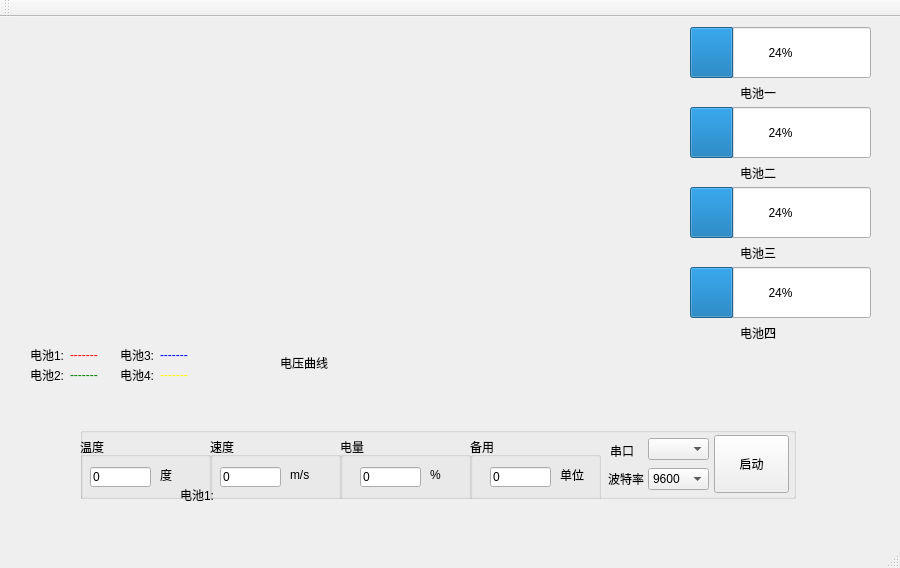
Old version of the form QT/mainwindow.ui in the repository hvweihong/car_info_show.
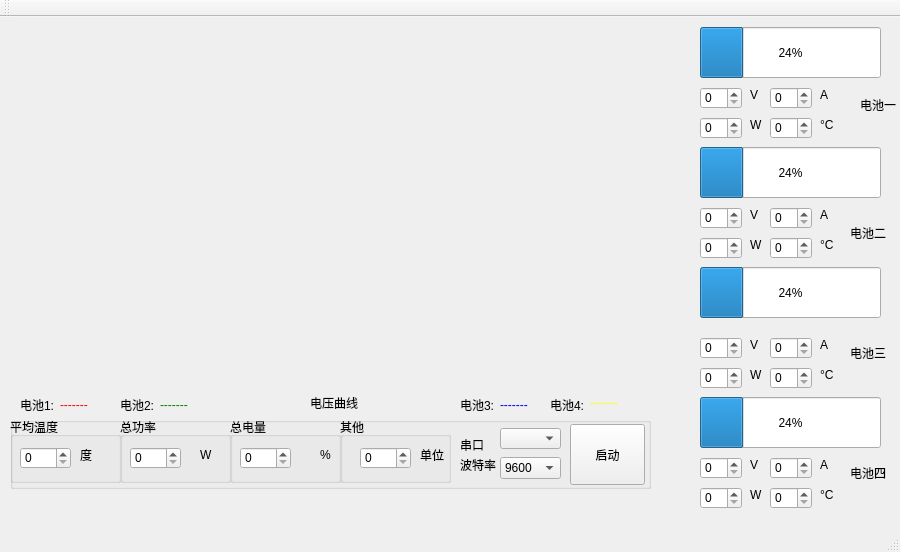
New version of the form.

What changed in the file:
```diff
--- a/QT/mainwindow.ui
+++ b/QT/mainwindow.ui
@@ -7,7 +7,7 @@
     <x>0</x>
     <y>0</y>
     <width>900</width>
-    <height>568</height>
+    <height>552</height>
    </rect>
   </property>
   <property name="windowTitle">
@@ -23,9 +23,9 @@
    <widget class="QGroupBox" name="groupBox_all">
     <property name="geometry">
      <rect>
-      <x>80</x>
-      <y>410</y>
-      <width>716</width>
+      <x>10</x>
+      <y>400</y>
+      <width>641</width>
       <height>72</height>
      </rect>
     </property>
@@ -35,8 +35,8 @@
     <widget class="QLabel" name="label">
      <property name="geometry">
       <rect>
-       <x>530</x>
-       <y>16</y>
+       <x>450</x>
+       <y>20</y>
        <width>31</width>
        <height>16</height>
       </rect>
@@ -48,10 +48,10 @@
     <widget class="QPushButton" name="pushButton_switch">
      <property name="geometry">
       <rect>
-       <x>634</x>
-       <y>8</y>
+       <x>560</x>
+       <y>7</y>
        <width>75</width>
-       <height>58</height>
+       <height>61</height>
       </rect>
      </property>
      <property name="text">
@@ -61,10 +61,10 @@
     <widget class="QComboBox" name="comboBox_com">
      <property name="geometry">
       <rect>
-       <x>568</x>
+       <x>490</x>
        <y>11</y>
        <width>61</width>
-       <height>22</height>
+       <height>21</height>
       </rect>
      </property>
      <property name="mouseTracking">
@@ -85,8 +85,8 @@
     <widget class="QComboBox" name="comboBox_baudreate">
      <property name="geometry">
       <rect>
-       <x>568</x>
-       <y>41</y>
+       <x>490</x>
+       <y>40</y>
        <width>61</width>
        <height>22</height>
       </rect>
@@ -120,8 +120,8 @@
     <widget class="QLabel" name="label_3">
      <property name="geometry">
       <rect>
-       <x>528</x>
-       <y>44</y>
+       <x>450</x>
+       <y>40</y>
        <width>41</width>
        <height>16</height>
       </rect>
@@ -133,9 +133,9 @@
     <widget class="QGroupBox" name="groupBox_ch4">
      <property name="geometry">
       <rect>
-       <x>390</x>
-       <y>10</y>
-       <width>131</width>
+       <x>330</x>
+       <y>0</y>
+       <width>111</width>
        <height>66</height>
       </rect>
      </property>
@@ -146,12 +146,12 @@
       </sizepolicy>
      </property>
      <property name="title">
-      <string>备用</string>
+      <string>其他</string>
      </property>
      <widget class="QLabel" name="label_11">
       <property name="geometry">
        <rect>
-        <x>90</x>
+        <x>80</x>
         <y>30</y>
         <width>31</width>
         <height>16</height>
@@ -161,26 +161,26 @@
        <string>单位</string>
       </property>
      </widget>
-     <widget class="QLineEdit" name="lineEdit_ch4_title">
+     <widget class="QSpinBox" name="other_box">
       <property name="geometry">
        <rect>
         <x>20</x>
         <y>30</y>
-        <width>61</width>
-        <height>20</height>
+        <width>51</width>
+        <height>22</height>
        </rect>
       </property>
-      <property name="text">
-       <string>0</string>
+      <property name="maximum">
+       <number>9999</number>
       </property>
      </widget>
     </widget>
     <widget class="QGroupBox" name="groupBox_ch3">
      <property name="geometry">
       <rect>
-       <x>260</x>
-       <y>10</y>
-       <width>131</width>
+       <x>220</x>
+       <y>0</y>
+       <width>111</width>
        <height>66</height>
       </rect>
      </property>
@@ -191,7 +191,7 @@
       </sizepolicy>
      </property>
      <property name="title">
-      <string>电量</string>
+      <string>总电量</string>
      </property>
      <widget class="QLabel" name="label_9">
       <property name="geometry">
@@ -206,26 +206,26 @@
        <string>%</string>
       </property>
      </widget>
-     <widget class="QLineEdit" name="lineEdit_ch3_title">
+     <widget class="QSpinBox" name="voltage_box">
       <property name="geometry">
        <rect>
-        <x>20</x>
+        <x>10</x>
         <y>30</y>
-        <width>61</width>
-        <height>20</height>
+        <width>51</width>
+        <height>22</height>
        </rect>
       </property>
-      <property name="text">
-       <string>0</string>
+      <property name="maximum">
+       <number>9999</number>
       </property>
      </widget>
     </widget>
     <widget class="QGroupBox" name="groupBox_ch2">
      <property name="geometry">
       <rect>
-       <x>130</x>
-       <y>10</y>
-       <width>131</width>
+       <x>110</x>
+       <y>0</y>
+       <width>111</width>
        <height>66</height>
       </rect>
      </property>
@@ -236,7 +236,7 @@
       </sizepolicy>
      </property>
      <property name="title">
-      <string>速度</string>
+      <string>总功率</string>
      </property>
      <widget class="QLabel" name="label_7">
       <property name="geometry">
@@ -248,20 +248,20 @@
        </rect>
       </property>
       <property name="text">
-       <string>m/s</string>
+       <string>W</string>
       </property>
      </widget>
-     <widget class="QLineEdit" name="lineEdit_ch2_title">
+     <widget class="QSpinBox" name="power_box">
       <property name="geometry">
        <rect>
         <x>10</x>
         <y>30</y>
-        <width>61</width>
-        <height>20</height>
+        <width>51</width>
+        <height>22</height>
        </rect>
       </property>
-      <property name="text">
-       <string>0</string>
+      <property name="maximum">
+       <number>9999</number>
       </property>
      </widget>
     </widget>
@@ -269,8 +269,8 @@
      <property name="geometry">
       <rect>
        <x>0</x>
-       <y>10</y>
-       <width>131</width>
+       <y>0</y>
+       <width>111</width>
        <height>66</height>
       </rect>
      </property>
@@ -281,12 +281,12 @@
       </sizepolicy>
      </property>
      <property name="title">
-      <string>温度</string>
+      <string>平均温度</string>
      </property>
      <widget class="QLabel" name="label_1">
       <property name="geometry">
        <rect>
-        <x>80</x>
+        <x>70</x>
         <y>30</y>
         <width>31</width>
         <height>16</height>
@@ -296,17 +296,17 @@
        <string>度</string>
       </property>
      </widget>
-     <widget class="QLineEdit" name="lineEdit_ch1_title">
+     <widget class="QSpinBox" name="tem_box">
       <property name="geometry">
        <rect>
         <x>10</x>
         <y>30</y>
-        <width>61</width>
-        <height>20</height>
+        <width>51</width>
+        <height>22</height>
        </rect>
       </property>
-      <property name="text">
-       <string>0</string>
+      <property name="maximum">
+       <number>9999</number>
       </property>
      </widget>
     </widget>
@@ -314,8 +314,8 @@
    <widget class="QLabel" name="label_2">
     <property name="geometry">
      <rect>
-      <x>280</x>
-      <y>340</y>
+      <x>310</x>
+      <y>380</y>
       <width>54</width>
       <height>12</height>
      </rect>
@@ -327,7 +327,7 @@
    <widget class="QProgressBar" name="battleBar_1">
     <property name="geometry">
      <rect>
-      <x>690</x>
+      <x>700</x>
       <y>10</y>
       <width>181</width>
       <height>51</height>
@@ -340,8 +340,8 @@
    <widget class="QProgressBar" name="battleBar_2">
     <property name="geometry">
      <rect>
-      <x>690</x>
-      <y>90</y>
+      <x>700</x>
+      <y>130</y>
       <width>181</width>
       <height>51</height>
      </rect>
@@ -353,20 +353,7 @@
    <widget class="QProgressBar" name="battleBar_3">
     <property name="geometry">
      <rect>
-      <x>690</x>
-      <y>170</y>
-      <width>181</width>
-      <height>51</height>
-     </rect>
-    </property>
-    <property name="value">
-     <number>24</number>
-    </property>
-   </widget>
-   <widget class="QProgressBar" name="battleBar_4">
-    <property name="geometry">
-     <rect>
-      <x>690</x>
+      <x>700</x>
       <y>250</y>
       <width>181</width>
       <height>51</height>
@@ -376,13 +363,26 @@
      <number>24</number>
     </property>
    </widget>
+   <widget class="QProgressBar" name="battleBar_4">
+    <property name="geometry">
+     <rect>
+      <x>700</x>
+      <y>380</y>
+      <width>181</width>
+      <height>51</height>
+     </rect>
+    </property>
+    <property name="value">
+     <number>24</number>
+    </property>
+   </widget>
    <widget class="QLabel" name="label_4">
     <property name="geometry">
      <rect>
-      <x>740</x>
-      <y>70</y>
-      <width>54</width>
-      <height>12</height>
+      <x>860</x>
+      <y>80</y>
+      <width>41</width>
+      <height>16</height>
      </rect>
     </property>
     <property name="text">
@@ -392,8 +392,8 @@
    <widget class="QLabel" name="label_5">
     <property name="geometry">
      <rect>
-      <x>740</x>
-      <y>150</y>
+      <x>850</x>
+      <y>210</y>
       <width>54</width>
       <height>12</height>
      </rect>
@@ -405,8 +405,8 @@
    <widget class="QLabel" name="label_6">
     <property name="geometry">
      <rect>
-      <x>740</x>
-      <y>230</y>
+      <x>850</x>
+      <y>330</y>
       <width>54</width>
       <height>12</height>
      </rect>
@@ -418,8 +418,8 @@
    <widget class="QLabel" name="label_8">
     <property name="geometry">
      <rect>
-      <x>740</x>
-      <y>310</y>
+      <x>850</x>
+      <y>450</y>
       <width>54</width>
       <height>12</height>
      </rect>
@@ -431,8 +431,8 @@
    <widget class="QLabel" name="label_10">
     <property name="geometry">
      <rect>
-      <x>30</x>
-      <y>330</y>
+      <x>20</x>
+      <y>380</y>
       <width>41</width>
       <height>16</height>
      </rect>
@@ -447,8 +447,8 @@
    <widget class="QLabel" name="label_12">
     <property name="geometry">
      <rect>
-      <x>70</x>
-      <y>330</y>
+      <x>60</x>
+      <y>380</y>
       <width>41</width>
       <height>16</height>
      </rect>
@@ -463,8 +463,8 @@
    <widget class="QLabel" name="label_13">
     <property name="geometry">
      <rect>
-      <x>70</x>
-      <y>350</y>
+      <x>160</x>
+      <y>380</y>
       <width>41</width>
       <height>16</height>
      </rect>
@@ -479,8 +479,8 @@
    <widget class="QLabel" name="label_14">
     <property name="geometry">
      <rect>
-      <x>30</x>
-      <y>350</y>
+      <x>120</x>
+      <y>380</y>
       <width>41</width>
       <height>16</height>
      </rect>
@@ -495,8 +495,8 @@
    <widget class="QLabel" name="label_15">
     <property name="geometry">
      <rect>
-      <x>160</x>
-      <y>330</y>
+      <x>500</x>
+      <y>380</y>
       <width>41</width>
       <height>16</height>
      </rect>
@@ -511,8 +511,8 @@
    <widget class="QLabel" name="label_16">
     <property name="geometry">
      <rect>
-      <x>120</x>
-      <y>330</y>
+      <x>460</x>
+      <y>380</y>
       <width>41</width>
       <height>16</height>
      </rect>
@@ -524,29 +524,13 @@
      <string>电池3:</string>
     </property>
    </widget>
-   <widget class="QLabel" name="label_18">
-    <property name="geometry">
-     <rect>
-      <x>180</x>
-      <y>470</y>
-      <width>41</width>
-      <height>16</height>
-     </rect>
-    </property>
-    <property name="styleSheet">
-     <string notr="true"/>
-    </property>
-    <property name="text">
-     <string>电池1:</string>
-    </property>
-   </widget>
    <widget class="QLabel" name="label_19">
     <property name="geometry">
      <rect>
-      <x>160</x>
-      <y>350</y>
+      <x>590</x>
+      <y>376</y>
       <width>41</width>
-      <height>16</height>
+      <height>20</height>
      </rect>
     </property>
     <property name="styleSheet">
@@ -559,8 +543,8 @@
    <widget class="QLabel" name="label_20">
     <property name="geometry">
      <rect>
-      <x>120</x>
-      <y>350</y>
+      <x>550</x>
+      <y>380</y>
       <width>41</width>
       <height>16</height>
      </rect>
@@ -572,6 +556,422 @@
      <string>电池4:</string>
     </property>
    </widget>
+   <widget class="QLabel" name="label_17">
+    <property name="geometry">
+     <rect>
+      <x>750</x>
+      <y>70</y>
+      <width>16</width>
+      <height>16</height>
+     </rect>
+    </property>
+    <property name="text">
+     <string>V</string>
+    </property>
+   </widget>
+   <widget class="QLabel" name="label_18">
+    <property name="geometry">
+     <rect>
+      <x>820</x>
+      <y>70</y>
+      <width>16</width>
+      <height>16</height>
+     </rect>
+    </property>
+    <property name="text">
+     <string>A</string>
+    </property>
+   </widget>
+   <widget class="QLabel" name="label_21">
+    <property name="geometry">
+     <rect>
+      <x>750</x>
+      <y>100</y>
+      <width>16</width>
+      <height>16</height>
+     </rect>
+    </property>
+    <property name="text">
+     <string>W</string>
+    </property>
+   </widget>
+   <widget class="QLabel" name="label_22">
+    <property name="geometry">
+     <rect>
+      <x>820</x>
+      <y>100</y>
+      <width>21</width>
+      <height>16</height>
+     </rect>
+    </property>
+    <property name="text">
+     <string>°C</string>
+    </property>
+   </widget>
+   <widget class="QSpinBox" name="bta_1_V">
+    <property name="geometry">
+     <rect>
+      <x>700</x>
+      <y>70</y>
+      <width>42</width>
+      <height>22</height>
+     </rect>
+    </property>
+    <property name="maximum">
+     <number>999</number>
+    </property>
+   </widget>
+   <widget class="QSpinBox" name="bta_1_A">
+    <property name="geometry">
+     <rect>
+      <x>770</x>
+      <y>70</y>
+      <width>42</width>
+      <height>22</height>
+     </rect>
+    </property>
+    <property name="maximum">
+     <number>999</number>
+    </property>
+   </widget>
+   <widget class="QSpinBox" name="bta_1_W">
+    <property name="geometry">
+     <rect>
+      <x>700</x>
+      <y>100</y>
+      <width>42</width>
+      <height>22</height>
+     </rect>
+    </property>
+    <property name="maximum">
+     <number>999</number>
+    </property>
+   </widget>
+   <widget class="QSpinBox" name="bta_1_C">
+    <property name="geometry">
+     <rect>
+      <x>770</x>
+      <y>100</y>
+      <width>42</width>
+      <height>22</height>
+     </rect>
+    </property>
+    <property name="maximum">
+     <number>999</number>
+    </property>
+   </widget>
+   <widget class="QLabel" name="label_23">
+    <property name="geometry">
+     <rect>
+      <x>820</x>
+      <y>220</y>
+      <width>21</width>
+      <height>16</height>
+     </rect>
+    </property>
+    <property name="text">
+     <string>°C</string>
+    </property>
+   </widget>
+   <widget class="QSpinBox" name="bta_2_V">
+    <property name="geometry">
+     <rect>
+      <x>700</x>
+      <y>190</y>
+      <width>42</width>
+      <height>22</height>
+     </rect>
+    </property>
+    <property name="maximum">
+     <number>999</number>
+    </property>
+   </widget>
+   <widget class="QLabel" name="label_24">
+    <property name="geometry">
+     <rect>
+      <x>750</x>
+      <y>190</y>
+      <width>16</width>
+      <height>16</height>
+     </rect>
+    </property>
+    <property name="text">
+     <string>V</string>
+    </property>
+   </widget>
+   <widget class="QSpinBox" name="bta_2_W">
+    <property name="geometry">
+     <rect>
+      <x>700</x>
+      <y>220</y>
+      <width>42</width>
+      <height>22</height>
+     </rect>
+    </property>
+    <property name="maximum">
+     <number>999</number>
+    </property>
+   </widget>
+   <widget class="QLabel" name="label_25">
+    <property name="geometry">
+     <rect>
+      <x>750</x>
+      <y>220</y>
+      <width>16</width>
+      <height>16</height>
+     </rect>
+    </property>
+    <property name="text">
+     <string>W</string>
+    </property>
+   </widget>
+   <widget class="QLabel" name="label_26">
+    <property name="geometry">
+     <rect>
+      <x>820</x>
+      <y>190</y>
+      <width>16</width>
+      <height>16</height>
+     </rect>
+    </property>
+    <property name="text">
+     <string>A</string>
+    </property>
+   </widget>
+   <widget class="QSpinBox" name="bta_2_A">
+    <property name="geometry">
+     <rect>
+      <x>770</x>
+      <y>190</y>
+      <width>42</width>
+      <height>22</height>
+     </rect>
+    </property>
+    <property name="maximum">
+     <number>999</number>
+    </property>
+   </widget>
+   <widget class="QSpinBox" name="bta_2_C">
+    <property name="geometry">
+     <rect>
+      <x>770</x>
+      <y>220</y>
+      <width>42</width>
+      <height>22</height>
+     </rect>
+    </property>
+    <property name="maximum">
+     <number>999</number>
+    </property>
+   </widget>
+   <widget class="QLabel" name="label_27">
+    <property name="geometry">
+     <rect>
+      <x>820</x>
+      <y>350</y>
+      <width>21</width>
+      <height>16</height>
+     </rect>
+    </property>
+    <property name="text">
+     <string>°C</string>
+    </property>
+   </widget>
+   <widget class="QSpinBox" name="bta_3_V">
+    <property name="geometry">
+     <rect>
+      <x>700</x>
+      <y>320</y>
+      <width>42</width>
+      <height>22</height>
+     </rect>
+    </property>
+    <property name="maximum">
+     <number>999</number>
+    </property>
+   </widget>
+   <widget class="QLabel" name="label_28">
+    <property name="geometry">
+     <rect>
+      <x>750</x>
+      <y>320</y>
+      <width>16</width>
+      <height>16</height>
+     </rect>
+    </property>
+    <property name="text">
+     <string>V</string>
+    </property>
+   </widget>
+   <widget class="QSpinBox" name="bta_3_W">
+    <property name="geometry">
+     <rect>
+      <x>700</x>
+      <y>350</y>
+      <width>42</width>
+      <height>22</height>
+     </rect>
+    </property>
+    <property name="maximum">
+     <number>999</number>
+    </property>
+   </widget>
+   <widget class="QLabel" name="label_29">
+    <property name="geometry">
+     <rect>
+      <x>750</x>
+      <y>350</y>
+      <width>16</width>
+      <height>16</height>
+     </rect>
+    </property>
+    <property name="text">
+     <string>W</string>
+    </property>
+   </widget>
+   <widget class="QLabel" name="label_30">
+    <property name="geometry">
+     <rect>
+      <x>820</x>
+      <y>320</y>
+      <width>16</width>
+      <height>16</height>
+     </rect>
+    </property>
+    <property name="text">
+     <string>A</string>
+    </property>
+   </widget>
+   <widget class="QSpinBox" name="bta_3_A">
+    <property name="geometry">
+     <rect>
+      <x>770</x>
+      <y>320</y>
+      <width>42</width>
+      <height>22</height>
+     </rect>
+    </property>
+    <property name="maximum">
+     <number>999</number>
+    </property>
+   </widget>
+   <widget class="QSpinBox" name="bta_3_C">
+    <property name="geometry">
+     <rect>
+      <x>770</x>
+      <y>350</y>
+      <width>42</width>
+      <height>22</height>
+     </rect>
+    </property>
+    <property name="maximum">
+     <number>999</number>
+    </property>
+   </widget>
+   <widget class="QLabel" name="label_31">
+    <property name="geometry">
+     <rect>
+      <x>820</x>
+      <y>470</y>
+      <width>21</width>
+      <height>16</height>
+     </rect>
+    </property>
+    <property name="text">
+     <string>°C</string>
+    </property>
+   </widget>
+   <widget class="QSpinBox" name="bta_4_V">
+    <property name="geometry">
+     <rect>
+      <x>700</x>
+      <y>440</y>
+      <width>42</width>
+      <height>22</height>
+     </rect>
+    </property>
+    <property name="maximum">
+     <number>999</number>
+    </property>
+   </widget>
+   <widget class="QLabel" name="label_32">
+    <property name="geometry">
+     <rect>
+      <x>750</x>
+      <y>440</y>
+      <width>16</width>
+      <height>16</height>
+     </rect>
+    </property>
+    <property name="text">
+     <string>V</string>
+    </property>
+   </widget>
+   <widget class="QSpinBox" name="bta_4_W">
+    <property name="geometry">
+     <rect>
+      <x>700</x>
+      <y>470</y>
+      <width>42</width>
+      <height>22</height>
+     </rect>
+    </property>
+    <property name="maximum">
+     <number>999</number>
+    </property>
+   </widget>
+   <widget class="QLabel" name="label_33">
+    <property name="geometry">
+     <rect>
+      <x>750</x>
+      <y>470</y>
+      <width>16</width>
+      <height>16</height>
+     </rect>
+    </property>
+    <property name="text">
+     <string>W</string>
+    </property>
+   </widget>
+   <widget class="QLabel" name="label_34">
+    <property name="geometry">
+     <rect>
+      <x>820</x>
+      <y>440</y>
+      <width>16</width>
+      <height>16</height>
+     </rect>
+    </property>
+    <property name="text">
+     <string>A</string>
+    </property>
+   </widget>
+   <widget class="QSpinBox" name="bta_4_A">
+    <property name="geometry">
+     <rect>
+      <x>770</x>
+      <y>440</y>
+      <width>42</width>
+      <height>22</height>
+     </rect>
+    </property>
+    <property name="maximum">
+     <number>999</number>
+    </property>
+   </widget>
+   <widget class="QSpinBox" name="bta_4_C">
+    <property name="geometry">
+     <rect>
+      <x>770</x>
+      <y>470</y>
+      <width>42</width>
+      <height>22</height>
+     </rect>
+    </property>
+    <property name="maximum">
+     <number>999</number>
+    </property>
+   </widget>
   </widget>
   <widget class="QMenuBar" name="menuBar">
    <property name="geometry">
```
